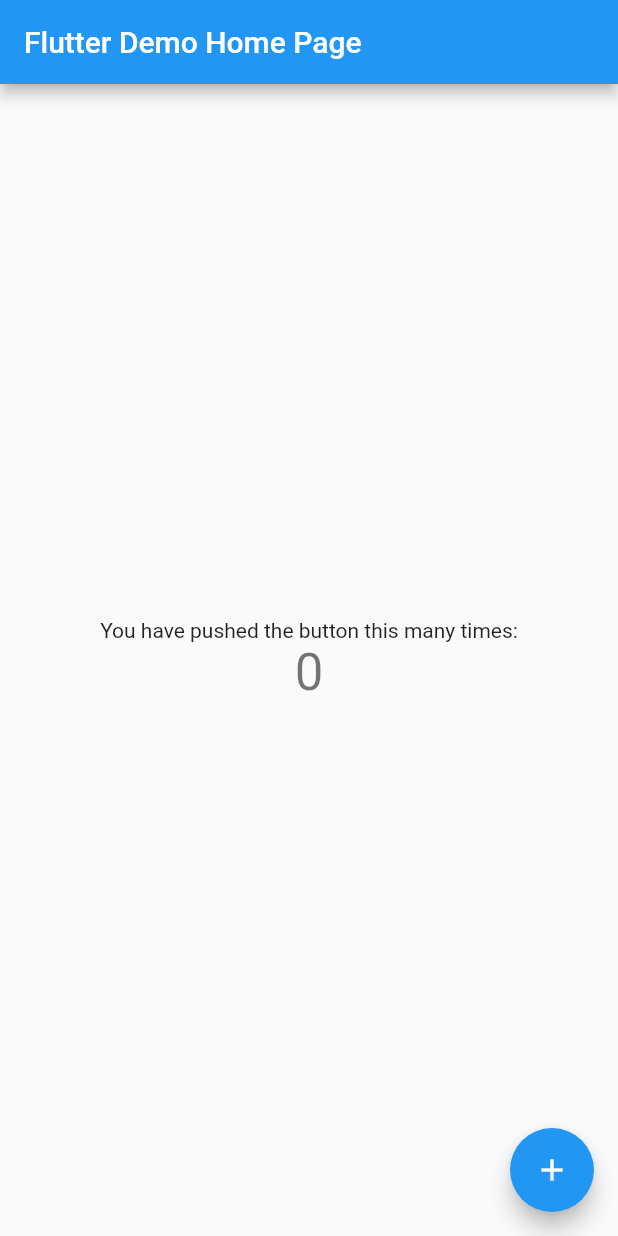
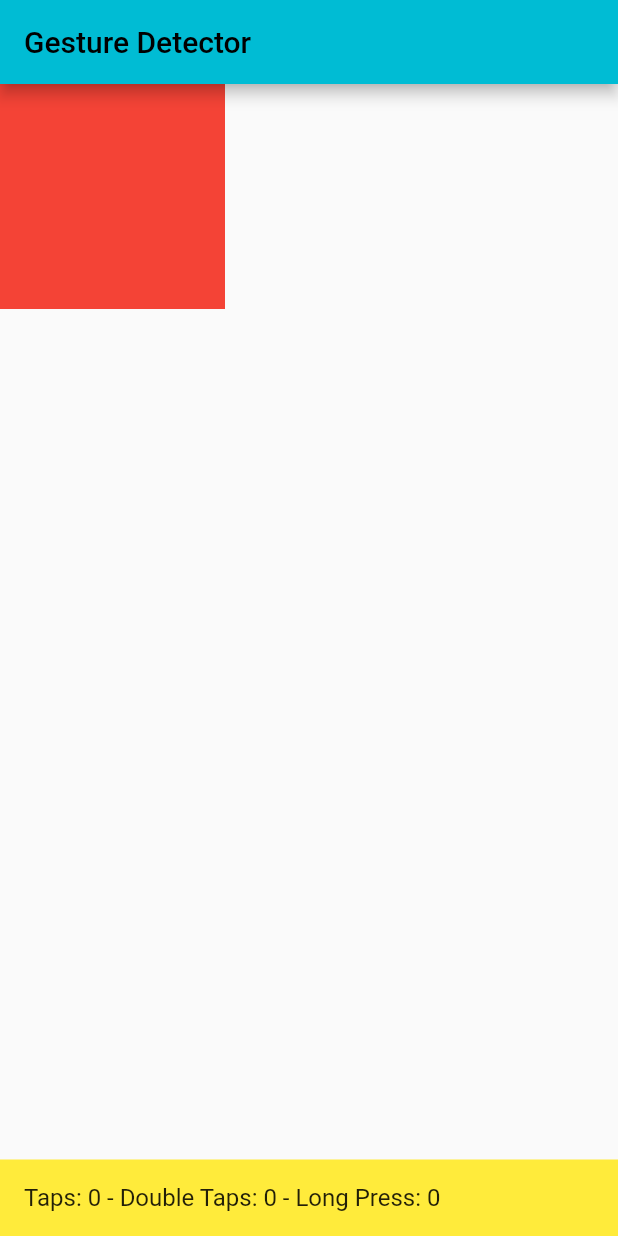
Before and after one commit to AdiMunawar31/FLUTTER-FUNDAMENTAL, a Flutter app: the screen it shows after launch, on a phone screen of 412 x 824 dp. Run offline on Flutter 3.47's test engine with Material 2 defaults, Android fonts, the phone set to English and light mode, and no system bars.

Commit message:
create gesture detectore

```diff
--- a/analysis_options.yaml
+++ b/analysis_options.yaml
@@ -22,8 +22,8 @@ linter:
   # `// ignore_for_file: name_of_lint` syntax on the line or in the file
   # producing the lint.
   rules:
+    prefer_const_constructors: false
     # avoid_print: false  # Uncomment to disable the `avoid_print` rule
     # prefer_single_quotes: true  # Uncomment to enable the `prefer_single_quotes` rule
-
 # Additional information about this file can be found at
 # https://dart.dev/guides/language/analysis-options
--- a/lib/main.dart
+++ b/lib/main.dart
@@ -1,4 +1,5 @@
 import 'package:flutter/material.dart';
+import 'package:flutter_fundamental/tutorial/gesture_detector.dart';
 
 void main() {
   runApp(const MyApp());
@@ -7,109 +8,12 @@ void main() {
 class MyApp extends StatelessWidget {
   const MyApp({Key? key}) : super(key: key);
 
-  // This widget is the root of your application.
   @override
   Widget build(BuildContext context) {
     return MaterialApp(
-      title: 'Flutter Demo',
-      theme: ThemeData(
-        // This is the theme of your application.
-        //
-        // Try running your application with "flutter run". You'll see the
-        // application has a blue toolbar. Then, without quitting the app, try
-        // changing the primarySwatch below to Colors.green and then invoke
-        // "hot reload" (press "r" in the console where you ran "flutter run",
-        // or simply save your changes to "hot reload" in a Flutter IDE).
-        // Notice that the counter didn't reset back to zero; the application
-        // is not restarted.
-        primarySwatch: Colors.blue,
-      ),
-      home: const MyHomePage(title: 'Flutter Demo Home Page'),
+      title: 'Flutter Fundamental',
+      theme: ThemeData(primarySwatch: Colors.cyan),
+      home: GestureDetect(),
     );
   }
 }
-
-class MyHomePage extends StatefulWidget {
-  const MyHomePage({Key? key, required this.title}) : super(key: key);
-
-  // This widget is the home page of your application. It is stateful, meaning
-  // that it has a State object (defined below) that contains fields that affect
-  // how it looks.
-
-  // This class is the configuration for the state. It holds the values (in this
-  // case the title) provided by the parent (in this case the App widget) and
-  // used by the build method of the State. Fields in a Widget subclass are
-  // always marked "final".
-
-  final String title;
-
-  @override
-  State<MyHomePage> createState() => _MyHomePageState();
-}
-
-class _MyHomePageState extends State<MyHomePage> {
-  int _counter = 0;
-
-  void _incrementCounter() {
-    setState(() {
-      // This call to setState tells the Flutter framework that something has
-      // changed in this State, which causes it to rerun the build method below
-      // so that the display can reflect the updated values. If we changed
-      // _counter without calling setState(), then the build method would not be
-      // called again, and so nothing would appear to happen.
-      _counter++;
-    });
-  }
-
-  @override
-  Widget build(BuildContext context) {
-    // This method is rerun every time setState is called, for instance as done
-    // by the _incrementCounter method above.
-    //
-    // The Flutter framework has been optimized to make rerunning build methods
-    // fast, so that you can just rebuild anything that needs updating rather
-    // than having to individually change instances of widgets.
-    return Scaffold(
-      appBar: AppBar(
-        // Here we take the value from the MyHomePage object that was created by
-        // the App.build method, and use it to set our appbar title.
-        title: Text(widget.title),
-      ),
-      body: Center(
-        // Center is a layout widget. It takes a single child and positions it
-        // in the middle of the parent.
-        child: Column(
-          // Column is also a layout widget. It takes a list of children and
-          // arranges them vertically. By default, it sizes itself to fit its
-          // children horizontally, and tries to be as tall as its parent.
-          //
-          // Invoke "debug painting" (press "p" in the console, choose the
-          // "Toggle Debug Paint" action from the Flutter Inspector in Android
-          // Studio, or the "Toggle Debug Paint" command in Visual Studio Code)
-          // to see the wireframe for each widget.
-          //
-          // Column has various properties to control how it sizes itself and
-          // how it positions its children. Here we use mainAxisAlignment to
-          // center the children vertically; the main axis here is the vertical
-          // axis because Columns are vertical (the cross axis would be
-          // horizontal).
-          mainAxisAlignment: MainAxisAlignment.center,
-          children: <Widget>[
-            const Text(
-              'You have pushed the button this many times:',
-            ),
-            Text(
-              '$_counter',
-              style: Theme.of(context).textTheme.headline4,
-            ),
-          ],
-        ),
-      ),
-      floatingActionButton: FloatingActionButton(
-        onPressed: _incrementCounter,
-        tooltip: 'Increment',
-        child: const Icon(Icons.add),
-      ), // This trailing comma makes auto-formatting nicer for build methods.
-    );
-  }
-}
--- /dev/null
+++ b/lib/tutorial/gesture_detector.dart
@@ -0,0 +1,56 @@
+import 'package:flutter/material.dart';
+
+class GestureDetect extends StatefulWidget {
+  const GestureDetect({Key? key}) : super(key: key);
+
+  @override
+  State<GestureDetect> createState() => _GestureDetectState();
+}
+
+class _GestureDetectState extends State<GestureDetect> {
+  final double boxSize = 150.0;
+  int numTap = 0;
+  int numDoubleTaps = 0;
+  int numLongPress = 0;
+
+  @override
+  Widget build(BuildContext context) {
+    return Scaffold(
+      appBar: AppBar(
+        title: Text('Gesture Detector'),
+      ),
+      body: Stack(children: [
+        GestureDetector(
+          onTap: () {
+            setState(() {
+              numTap++;
+            });
+          },
+          onDoubleTap: () {
+            setState(() {
+              numDoubleTaps++;
+            });
+          },
+          onLongPress: () {
+            setState(() {
+              numLongPress++;
+            });
+          },
+          child: Container(
+            width: boxSize,
+            height: boxSize,
+            decoration: BoxDecoration(color: Colors.red),
+          ),
+        ),
+      ]),
+      bottomNavigationBar: Container(
+        color: Colors.yellow,
+        padding: const EdgeInsets.all(16.0),
+        child: Text(
+          'Taps: $numTap - Double Taps: $numDoubleTaps - Long Press: $numLongPress',
+          style: Theme.of(context).textTheme.subtitle1,
+        ),
+      ),
+    );
+  }
+}
```
